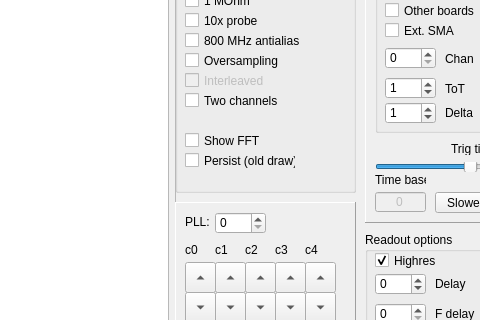
drandyhaas/HaasoscopePro, file software/HaasoscopePro.ui: the form before one commit; both pictures show x 628 to 1108 and y 176 to 496 of the 1212 by 800 pixel window.
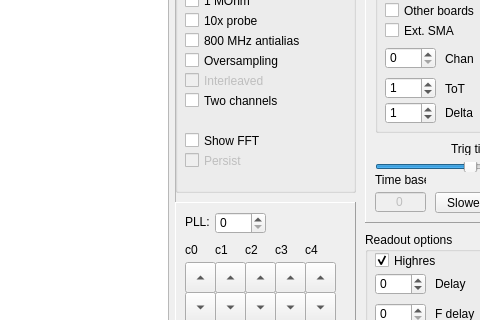
The form after the commit. Custom widgets are drawn as their Qt base class.

Commit message: LED colors Disable persist and savetofile Only direct drawing

What changed in the file:
```diff
--- a/software/HaasoscopePro.ui
+++ b/software/HaasoscopePro.ui
@@ -1087,6 +1087,9 @@
         </property>
        </widget>
        <widget class="QCheckBox" name="persistCheck">
+        <property name="enabled">
+         <bool>false</bool>
+        </property>
         <property name="geometry">
          <rect>
           <x>10</x>
@@ -1098,10 +1101,15 @@
         <property name="font">
          <font>
           <family>Arial</family>
+          <italic>false</italic>
+          <strikeout>false</strikeout>
          </font>
         </property>
         <property name="text">
-         <string>Persist (old draw)</string>
+         <string>Persist</string>
+        </property>
+        <property name="checkable">
+         <bool>true</bool>
         </property>
        </widget>
        <widget class="QLabel" name="label_11">
```
Left out of the diff: 3 changed lines with no effect on the pictures. The commit also changes 3 other files.
